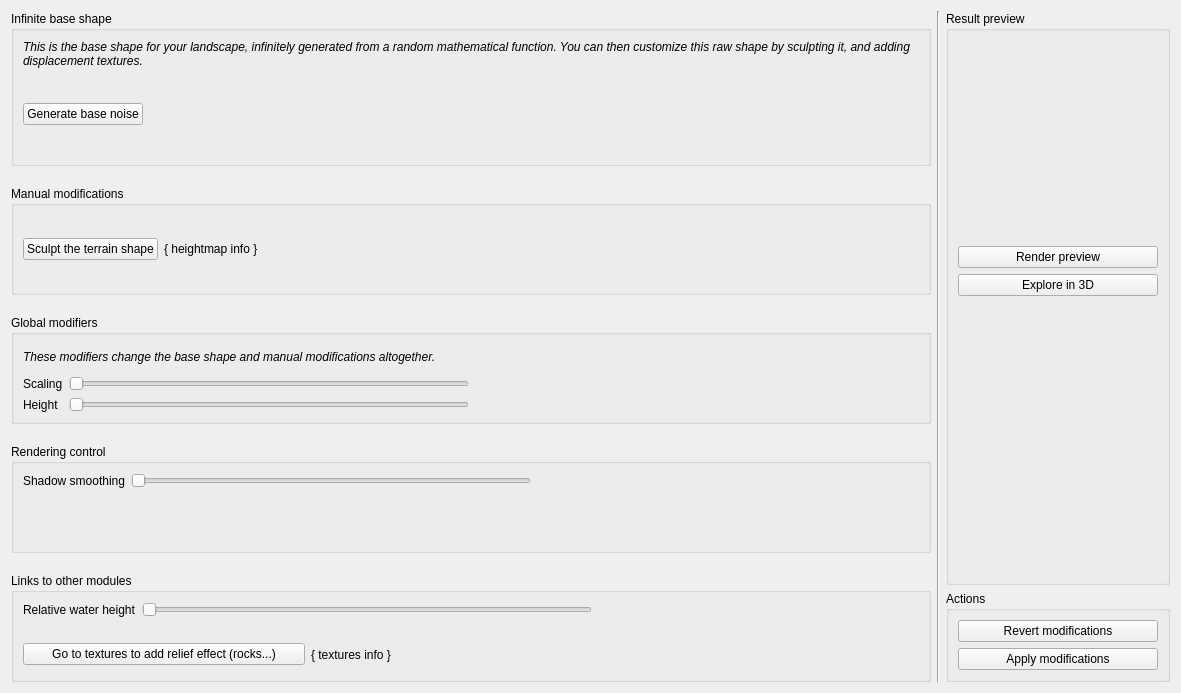
thunderk/paysages3d, file src/editing/terrain/mainterrainform.ui: the form before one commit.
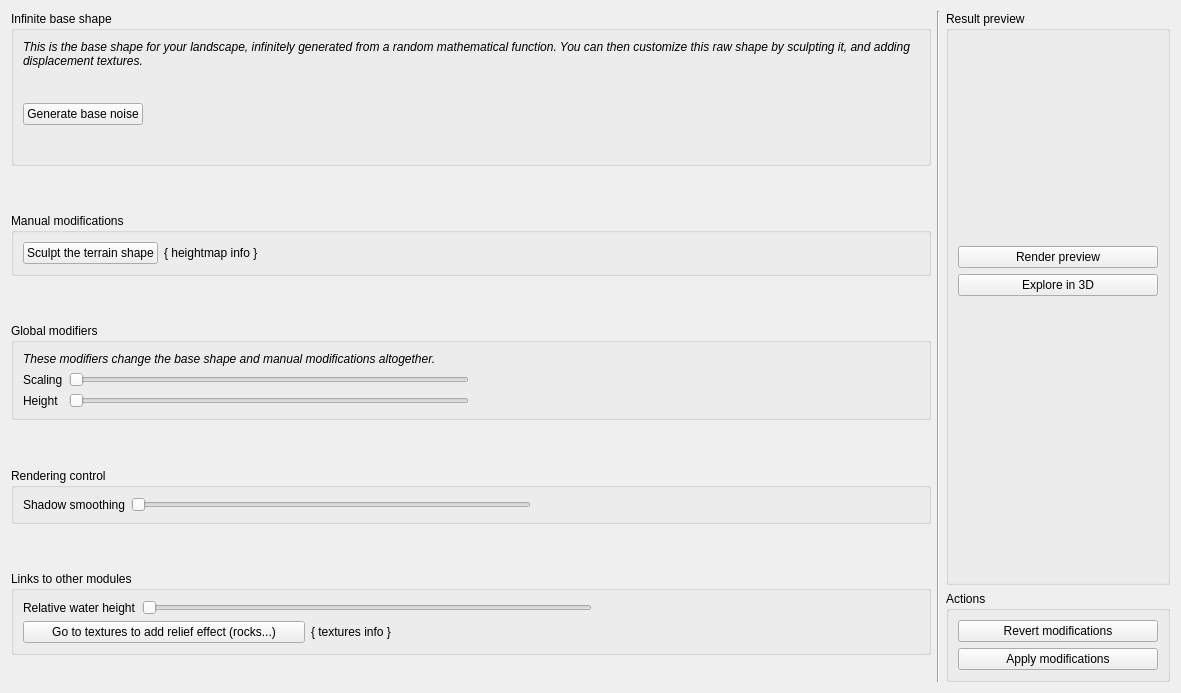
The form after the commit. Icons and pictures are not drawn. Custom widgets are drawn as their Qt base class.

```diff
--- a/src/editing/terrain/mainterrainform.ui
+++ b/src/editing/terrain/mainterrainform.ui
@@ -74,6 +74,19 @@
        </layout>
       </widget>
      </item>
+     <item>
+      <spacer name="verticalSpacer_2">
+       <property name="orientation">
+        <enum>Qt::Vertical</enum>
+       </property>
+       <property name="sizeHint" stdset="0">
+        <size>
+         <width>20</width>
+         <height>40</height>
+        </size>
+       </property>
+      </spacer>
+     </item>
      <item>
       <widget class="QGroupBox" name="groupBox_3">
        <property name="title">
@@ -116,6 +129,19 @@
        </layout>
       </widget>
      </item>
+     <item>
+      <spacer name="verticalSpacer_3">
+       <property name="orientation">
+        <enum>Qt::Vertical</enum>
+       </property>
+       <property name="sizeHint" stdset="0">
+        <size>
+         <width>20</width>
+         <height>40</height>
+        </size>
+       </property>
+      </spacer>
+     </item>
      <item>
       <widget class="QGroupBox" name="groupBox_1">
        <property name="title">
@@ -185,6 +211,19 @@
        </layout>
       </widget>
      </item>
+     <item>
+      <spacer name="verticalSpacer_4">
+       <property name="orientation">
+        <enum>Qt::Vertical</enum>
+       </property>
+       <property name="sizeHint" stdset="0">
+        <size>
+         <width>20</width>
+         <height>40</height>
+        </size>
+       </property>
+      </spacer>
+     </item>
      <item>
       <widget class="QGroupBox" name="groupBox_6">
        <property name="title">
@@ -224,6 +263,19 @@
        </layout>
       </widget>
      </item>
+     <item>
+      <spacer name="verticalSpacer_5">
+       <property name="orientation">
+        <enum>Qt::Vertical</enum>
+       </property>
+       <property name="sizeHint" stdset="0">
+        <size>
+         <width>20</width>
+         <height>40</height>
+        </size>
+       </property>
+      </spacer>
+     </item>
      <item>
       <widget class="QGroupBox" name="groupBox_7">
        <property name="title">
@@ -329,6 +381,19 @@
        </layout>
       </widget>
      </item>
+     <item>
+      <spacer name="verticalSpacer_6">
+       <property name="orientation">
+        <enum>Qt::Vertical</enum>
+       </property>
+       <property name="sizeHint" stdset="0">
+        <size>
+         <width>20</width>
+         <height>40</height>
+        </size>
+       </property>
+      </spacer>
+     </item>
     </layout>
    </item>
    <item>
```
